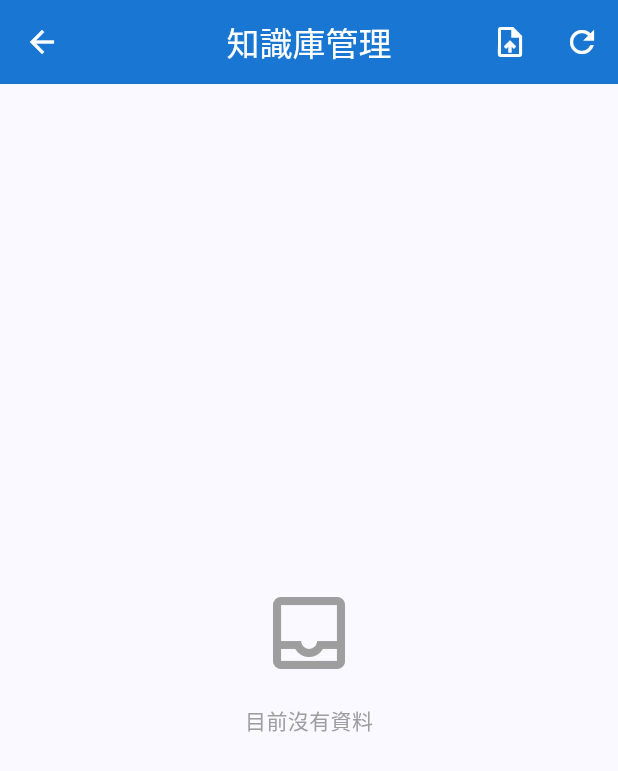
After one commit to dofliu/InduSpect, a Flutter app: the RagManagementScreen screen opened directly, after a tap on the "upload file" icon, on a phone screen of 412 x 824 dp. The commit adds this screen. Shown: the top 771 px of the screen. Run offline on Flutter 3.47's test engine with Material 3 defaults, Android fonts, the phone set to English and light mode, and no system bars; our stand-ins replace connectivity_plus, dio, file_picker, flutter_dotenv, google_generative_ai, image_picker and 2 more; accounts and stored records are empty; network calls fail.

Commit message:
feat: Implement RAG Management and Doc Ingestion

```diff
--- /dev/null
+++ b/flutter_app/lib/screens/rag_management_screen.dart
@@ -0,0 +1,209 @@
+import 'package:flutter/material.dart';
+import '../services/backend_api_service.dart';
+
+import 'package:file_picker/file_picker.dart';
+
+class RagManagementScreen extends StatefulWidget {
+  const RagManagementScreen({super.key});
+
+  @override
+  State<RagManagementScreen> createState() => _RagManagementScreenState();
+}
+
+class _RagManagementScreenState extends State<RagManagementScreen> {
+  final BackendApiService _apiService = BackendApiService();
+  List<Map<String, dynamic>> _items = [];
+  bool _isLoading = true;
+
+  @override
+  void initState() {
+    super.initState();
+    _loadItems();
+  }
+
+  Future<void> _loadItems() async {
+    setState(() => _isLoading = true);
+    final items = await _apiService.getAllItems();
+    if (mounted) {
+      setState(() {
+        _items = items;
+        _isLoading = false;
+      });
+    }
+  }
+
+  Future<void> _deleteItem(String id) async {
+    final success = await _apiService.deleteItem(id);
+    if (success) {
+      if (mounted) {
+        ScaffoldMessenger.of(context).showSnackBar(
+           const SnackBar(content: Text('刪除成功'), backgroundColor: Colors.green),
+        );
+        _loadItems();
+      }
+    } else {
+      if (mounted) {
+        ScaffoldMessenger.of(context).showSnackBar(
+           const SnackBar(content: Text('刪除失敗'), backgroundColor: Colors.red),
+        );
+      }
+    }
+  }
+
+  Future<void> _pickAndUploadFile() async {
+    try {
+      final result = await FilePicker.platform.pickFiles(
+        type: FileType.custom,
+        allowedExtensions: ['pdf', 'txt', 'md', 'json'],
+        withData: true, // 重要：確保 Web 端有數據
+      );
+
+      if (result != null) {
+        final file = result.files.single;
+
+        // 顯示上傳中提示
+        if (mounted) {
+          ScaffoldMessenger.of(context).showSnackBar(
+             SnackBar(
+              content: Row(
+                children: [
+                   const SizedBox(width: 16, height: 16, child: CircularProgressIndicator(strokeWidth: 2, color: Colors.white)),
+                   const SizedBox(width: 12),
+                   Expanded(child: Text('正在上傳並透過 Gemini AI 分析 ${file.name}，這可能需要一點時間...')),
+                ],
+              ),
+              duration: const Duration(seconds: 30), // 長一點的時間
+             ),
+          );
+
+          setState(() => _isLoading = true);
+        }
+
+        final response = await _apiService.uploadDocument(file);
+
+        if (mounted) {
+           ScaffoldMessenger.of(context).hideCurrentSnackBar();
+           if (response['success'] == true) {
+              ScaffoldMessenger.of(context).showSnackBar(
+                 SnackBar(content: Text('成功: ${response['message']}'), backgroundColor: Colors.green),
+              );
+           } else {
+              ScaffoldMessenger.of(context).showSnackBar(
+                 SnackBar(content: Text('失敗: ${response['error']}'), backgroundColor: Colors.red),
+              );
+           }
+        }
+      }
+    } catch (e) {
+       if (mounted) {
+         ScaffoldMessenger.of(context).showSnackBar(
+            SnackBar(content: Text('發生錯誤: $e'), backgroundColor: Colors.red),
+         );
+       }
+    } finally {
+       _loadItems();
+    }
+  }
+
+  @override
+  Widget build(BuildContext context) {
+    return Scaffold(
+      appBar: AppBar(
+        title: const Text('知識庫管理'),
+        actions: [
+          IconButton(
+            icon: const Icon(Icons.upload_file),
+            tooltip: '上傳維修手冊',
+            onPressed: _pickAndUploadFile,
+          ),
+          IconButton(
+            icon: const Icon(Icons.refresh),
+            onPressed: _loadItems,
+          ),
+        ],
+      ),
+      body: _isLoading
+          ? const Center(child: CircularProgressIndicator())
+          : _items.isEmpty
+              ? const Center(
+                  child: Column(
+                    mainAxisAlignment: MainAxisAlignment.center,
+                    children: [
+                      Icon(Icons.inbox_outlined, size: 64, color: Colors.grey),
+                      SizedBox(height: 16),
+                      Text('目前沒有資料', style: TextStyle(color: Colors.grey)),
+                    ],
+                  ),
+                )
+              : ListView.builder(
+                  padding: const EdgeInsets.all(8),
+                  itemCount: _items.length,
+                  itemBuilder: (context, index) {
+                    final item = _items[index];
+                    return Card(
+                      margin: const EdgeInsets.symmetric(vertical: 6, horizontal: 4),
+                      child: ListTile(
+                        leading: CircleAvatar(
+                          backgroundColor: Colors.blue[100],
+                          child: const Icon(Icons.article, color: Colors.blue),
+                        ),
+                        title: Text(
+                          item['equipment_type'] ?? '未分類',
+                          style: const TextStyle(fontWeight: FontWeight.bold),
+                        ),
+                        subtitle: Column(
+                          crossAxisAlignment: CrossAxisAlignment.start,
+                          children: [
+                            const SizedBox(height: 4),
+                            Text(
+                              item['content'] ?? '',
+                              maxLines: 2,
+                              overflow: TextOverflow.ellipsis,
+                              style: TextStyle(color: Colors.grey[700]),
+                            ),
+                            const SizedBox(height: 4),
+                            Container(
+                                padding: const EdgeInsets.symmetric(horizontal: 6, vertical: 2),
+                                decoration: BoxDecoration(
+                                    color: Colors.grey[200],
+                                    borderRadius: BorderRadius.circular(4)
+                                ),
+                                child: Text(
+                                    item['source_type'] == 'inspection' ? '來自巡檢' : '手動匯入',
+                                    style: TextStyle(fontSize: 10, color: Colors.grey[800])
+                                )
+                            )
+                          ],
+                        ),
+                        isThreeLine: true,
+                        trailing: IconButton(
+                          icon: const Icon(Icons.delete_outline, color: Colors.grey),
+                          onPressed: () => showDialog(
+                            context: context,
+                            builder: (ctx) => AlertDialog(
+                              title: const Text('確認刪除'),
+                              content: const Text('確定要刪除這筆資料嗎？此動作無法復原。'),
+                              actions: [
+                                TextButton(
+                                  onPressed: () => Navigator.pop(ctx),
+                                  child: const Text('取消'),
+                                ),
+                                TextButton(
+                                  onPressed: () {
+                                    Navigator.pop(ctx);
+                                    _deleteItem(item['id']);
+                                  },
+                                  child: const Text('刪除',
+                                      style: TextStyle(color: Colors.red)),
+                                ),
+                              ],
+                            ),
+                          ),
+                        ),
+                      ),
+                    );
+                  },
+                ),
+    );
+  }
+}
--- a/flutter_app/lib/services/backend_api_service.dart
+++ b/flutter_app/lib/services/backend_api_service.dart
@@ -2,6 +2,7 @@ import 'dart:convert';
 import 'package:dio/dio.dart';
 import 'package:flutter_dotenv/flutter_dotenv.dart';
 import 'package:shared_preferences/shared_preferences.dart';
+import 'package:file_picker/file_picker.dart';
 import '../models/rag_models.dart';
 import 'connectivity_service.dart';
 
@@ -143,6 +144,39 @@ class BackendApiService {
     }
   }
 
+  /// 取得所有知識庫項目
+  Future<List<Map<String, dynamic>>> getAllItems({int skip = 0, int limit = 100}) async {
+    if (!await _connectivity.checkConnection()) return [];
+
+    try {
+      final response = await _dio.get(
+        '/api/rag/items',
+        queryParameters: {'skip': skip, 'limit': limit},
+      );
+
+      if (response.data is List) {
+        return List<Map<String, dynamic>>.from(response.data);
+      }
+      return [];
+    } catch (e) {
+      print('Error getting items: $e');
+      return [];
+    }
+  }
+
+  /// 刪除知識庫項目
+  Future<bool> deleteItem(String itemId) async {
+    if (!await _connectivity.checkConnection()) return false;
+
+    try {
+      final response = await _dio.delete('/api/rag/items/$itemId');
+      return response.data['success'] == true;
+    } catch (e) {
+      print('Error deleting item: $e');
+      return false;
+    }
+  }
+
   // ============ 離線佇列管理 ============
 
   /// 加入待處理佇列
@@ -171,8 +205,58 @@ class BackendApiService {
     return items.where((e) => e.status == PendingRagItemStatus.pending).length;
   }
 
+
+
+  /// 上傳維修手冊
+  Future<Map<String, dynamic>> uploadDocument(PlatformFile file) async {
+    if (!await _connectivity.checkConnection()) {
+      return {'success': false, 'error': 'offline'};
+    }
+
+    try {
+      MultipartFile multipartFile;
+
+      // 根據平台選擇讀取方式
+      if (file.path != null) {
+        // Mobile / Desktop
+        multipartFile = await MultipartFile.fromFile(file.path!, filename: file.name);
+      } else if (file.bytes != null) {
+        // Web
+        multipartFile = MultipartFile.fromBytes(file.bytes!, filename: file.name);
+      } else {
+        return {'success': false, 'error': '無法讀取檔案內容'};
+      }
+
+      final formData = FormData.fromMap({
+        'file': multipartFile,
+      });
+
+      print('📄 Uploading file: ${file.name}');
+
+      final response = await _dio.post(
+        '/api/rag/upload',
+        data: formData,
+        onSendProgress: (count, total) {
+          // 可以通知進度，但這裡先簡單 log
+          if (total > 0) {
+            print('Upload progress: ${(count / total * 100).toStringAsFixed(0)}%');
+          }
+        },
+      );
+
+      return response.data;
+    } catch (e) {
+      print('❌ Upload error: $e');
+      if (e is DioException) {
+         return {'success': false, 'error': e.message};
+      }
+      return {'success': false, 'error': e.toString()};
+    }
+  }
+
   /// 同步所有待處理項目
   Future<int> syncPendingItems() async {
+
     if (!await _connectivity.checkConnection()) return 0;
 
     final items = await getPendingItems();
--- a/flutter_app/pubspec.yaml
+++ b/flutter_app/pubspec.yaml
@@ -44,6 +44,7 @@ dependencies:
   uuid: ^4.3.3
   intl: ^0.19.0
   path: ^1.8.3
+  file_picker: ^6.1.1
 
   # 環境變量
   flutter_dotenv: ^5.1.0
```
Also changed, not shown: flutter_app/lib/screens/settings_screen.dart (+24 -0 lines), flutter_app/pubspec.lock, 1 other file.
